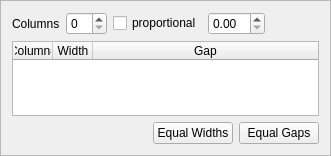
Before: the Qt Designer form Scribus/scribus/ui/propertywidget_columns.ui in AlterScribus/ece15, drawn with Qt 5.
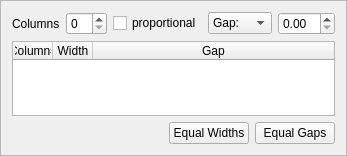
After: the same form once the commit is applied. Custom widgets are drawn as their Qt base class.

Commit message: Custom Columns almost finished

```diff
--- a/Scribus/scribus/ui/propertywidget_columns.ui
+++ b/Scribus/scribus/ui/propertywidget_columns.ui
@@ -39,6 +39,20 @@
        </property>
       </widget>
      </item>
+     <item>
+      <widget class="ScComboBox" name="columnGapLabel">
+       <item>
+        <property name="text">
+         <string>Gap:</string>
+        </property>
+       </item>
+       <item>
+        <property name="text">
+         <string>Width:</string>
+        </property>
+       </item>
+      </widget>
+     </item>
      <item>
       <widget class="ScrSpinBox" name="gapSpinBox"/>
      </item>
@@ -155,6 +169,11 @@
    <extends>QTableWidget</extends>
    <header>ui/sctablewidget.h</header>
   </customwidget>
+  <customwidget>
+   <class>ScComboBox</class>
+   <extends>QComboBox</extends>
+   <header>ui/sccombobox.h</header>
+  </customwidget>
  </customwidgets>
  <resources/>
  <connections/>
```
Left out of the diff: 3 changed lines with no effect on the pictures. The commit also changes 3 other files.
